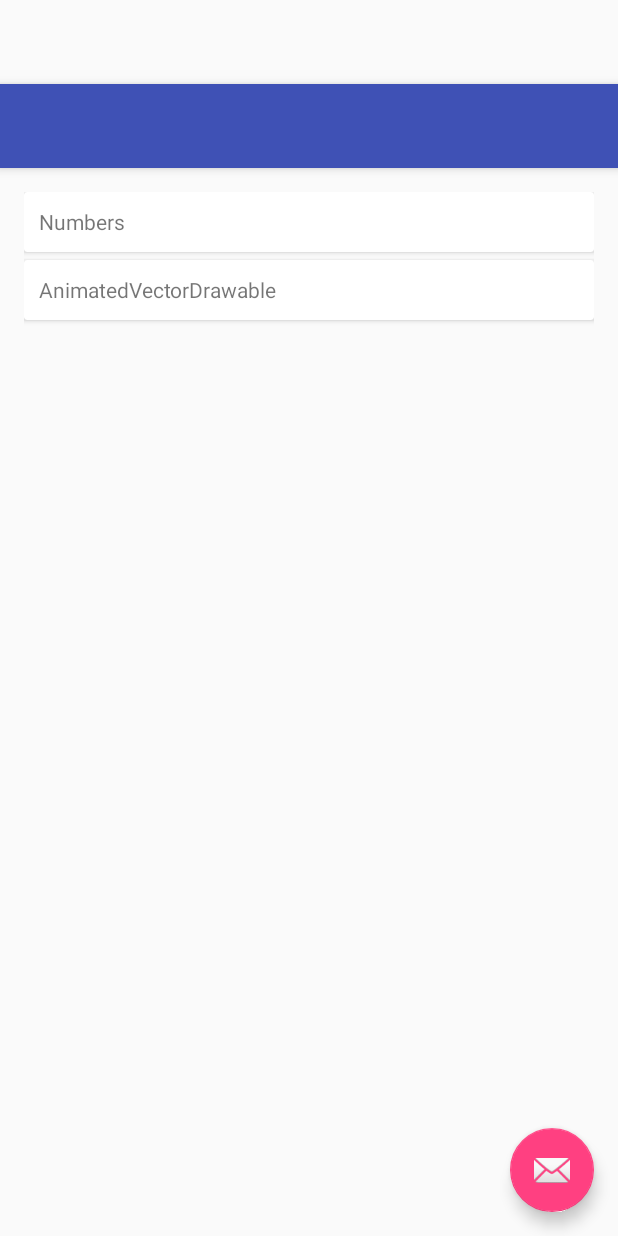
After one commit to buptfarmer/edu, an Android app: the layout activity_entrance_list.xml on its own in the app's theme, with its tools: preview values and no code run, on a phone screen of 412 x 824 dp. The commit adds this screen. Run offline under Robolectric (Android 15) with nearby library versions, the phone set to English and light mode, and no system bars.

Commit message:
change: add skeleton using databinding
Change-Id: Id274c02936900c3eb89904ae7440e75fd766c0bc

```diff
--- /dev/null
+++ b/app/src/main/res/layout/activity_entrance_list.xml
@@ -0,0 +1,50 @@
+<?xml version="1.0" encoding="utf-8"?>
+<layout xmlns:android="http://schemas.android.com/apk/res/android"
+        xmlns:app="http://schemas.android.com/apk/res-auto"
+        xmlns:tools="http://schemas.android.com/tools">
+
+    <data>
+
+        <import type="android.view.View"/>
+
+        <import type="android.text.TextUtils"/>
+
+        <variable
+            name="handlers"
+            type="com.chensiwen.edugame.EntranceListActivity.BindHanlders"/>
+    </data>
+
+    <android.support.design.widget.CoordinatorLayout
+        android:layout_width="match_parent"
+        android:layout_height="match_parent"
+        android:fitsSystemWindows="true"
+        tools:context="com.chensiwen.edugame.EntranceListActivity">
+
+        <android.support.design.widget.AppBarLayout
+            android:layout_width="match_parent"
+            android:layout_height="wrap_content"
+            android:theme="@style/AppTheme.AppBarOverlay">
+
+            <android.support.v7.widget.Toolbar
+                android:id="@+id/toolbar"
+                android:layout_width="match_parent"
+                android:layout_height="?attr/actionBarSize"
+                android:background="?attr/colorPrimary"
+                app:popupTheme="@style/AppTheme.PopupOverlay"/>
+
+        </android.support.design.widget.AppBarLayout>
+
+        <include
+            layout="@layout/content_entrance_list"
+            app:handlers="@{handlers}"/>
+
+        <android.support.design.widget.FloatingActionButton
+            android:id="@+id/fab"
+            android:layout_width="wrap_content"
+            android:layout_height="wrap_content"
+            android:layout_gravity="bottom|end"
+            android:layout_margin="@dimen/fab_margin"
+            app:srcCompat="@android:drawable/ic_dialog_email"/>
+
+    </android.support.design.widget.CoordinatorLayout>
+</layout>
--- /dev/null
+++ b/app/src/main/res/layout/content_entrance_list.xml
@@ -0,0 +1,61 @@
+<?xml version="1.0" encoding="utf-8"?>
+<layout xmlns:android="http://schemas.android.com/apk/res/android"
+        xmlns:app="http://schemas.android.com/apk/res-auto"
+        xmlns:tools="http://schemas.android.com/tools">
+
+    <data>
+
+        <import type="android.view.View"/>
+
+        <import type="android.text.TextUtils"/>
+
+        <variable
+            name="handlers"
+            type="com.chensiwen.edugame.EntranceListActivity.BindHanlders"/>
+    </data>
+
+    <LinearLayout
+        android:id="@+id/content_entrance_list"
+        android:layout_width="match_parent"
+        android:layout_height="match_parent"
+        android:orientation="vertical"
+        android:paddingBottom="@dimen/activity_vertical_margin"
+        android:paddingLeft="@dimen/activity_horizontal_margin"
+        android:paddingRight="@dimen/activity_horizontal_margin"
+        android:paddingTop="@dimen/activity_vertical_margin"
+        app:layout_behavior="@string/appbar_scrolling_view_behavior"
+        tools:context="com.chensiwen.edugame.EntranceListActivity"
+        tools:showIn="@layout/activity_entrance_list">
+
+        <android.support.v7.widget.CardView
+            style="@style/Widget.AppCompat.Button.Colored"
+            android:layout_width="match_parent"
+            android:layout_height="40dp"
+            android:clickable="true"
+            android:onClick="@{handlers::onClickNumbers}">
+
+            <TextView
+                android:layout_width="match_parent"
+                android:layout_height="40dp"
+                android:layout_marginLeft="10dp"
+                android:gravity="center_vertical"
+                android:text="Numbers"/>
+        </android.support.v7.widget.CardView>
+
+        <android.support.v7.widget.CardView
+            style="@style/Widget.AppCompat.Button.Colored"
+            android:layout_width="match_parent"
+            android:layout_height="40dp"
+            android:layout_marginTop="5dp"
+            android:clickable="true"
+            android:onClick="@{handlers::onClickAVD}">
+
+            <TextView
+                android:layout_width="match_parent"
+                android:layout_height="40dp"
+                android:layout_marginLeft="10dp"
+                android:gravity="center_vertical"
+                android:text="AnimatedVectorDrawable"/>
+        </android.support.v7.widget.CardView>
+    </LinearLayout>
+</layout>
--- a/app/src/main/res/values/strings.xml
+++ b/app/src/main/res/values/strings.xml
@@ -12,4 +12,6 @@
         <item>"Sat"</item>
         <item>"Sun"</item>
     </string-array>
+    <string name="title_activity_entrance_list">EntranceListActivity</string>
+    <string name="title_activity_animated_vector_drawable">AnimatedVectorDrawableActivity</string>
 </resources>
```
Also changed, not shown: app/build.gradle (+11 -5 lines), app/src/main/AndroidManifest.xml (+17 -7 lines), app/src/main/java/com/chensiwen/edugame/AnimatedVectorDrawableActivity.java (added, +29 -0 lines), app/src/main/java/com/chensiwen/edugame/EntranceListActivity.java (added, +49 -0 lines), app/src/main/res/drawable/ic_info_black_24dp.xml (added, +9 -0 lines), app/src/main/res/drawable/ic_notifications_black_24dp.xml (added, +9 -0 lines), app/src/main/res/drawable/ic_sync_black_24dp.xml (added, +9 -0 lines), app/src/main/res/layout/activity_animated_vector_drawable.xml (added, +35 -0 lines), app/src/main/res/layout/content_animated_vector_drawable.xml (added, +17 -0 lines).
